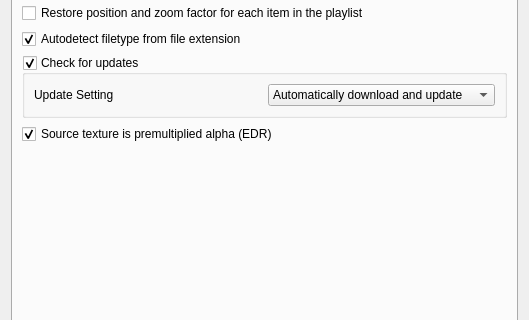
Qt form YUViewLib/ui/settingsDialog.ui (ganhailin/YUView) before a commit; both pictures show x 0 to 529 and y 121 to 441 of the 529 by 652 pixel window.
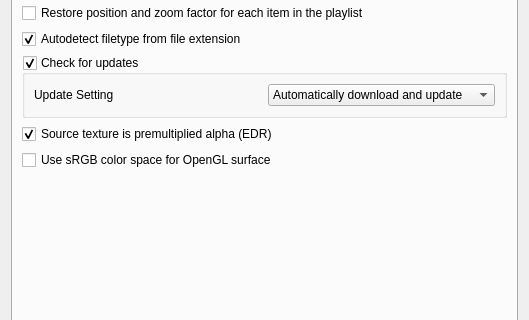
The same form after that commit. Icons and pictures are not drawn. Custom widgets are drawn as their Qt base class.

Commit message: Unify premultiplied alpha handling across platforms, add DXGI premul + Windows color management

```diff
--- a/YUViewLib/ui/settingsDialog.ui
+++ b/YUViewLib/ui/settingsDialog.ui
@@ -153,6 +153,19 @@
          </property>
         </widget>
        </item>
+       <item>
+        <widget class="QCheckBox" name="checkBoxSRGBColorSpace">
+         <property name="toolTip">
+          <string>Set the default OpenGL surface format to sRGB color space. This affects color accuracy for OpenGL rendering. On macOS, this may interact with the NSView backing store color management. Default: enabled. Requires restart to take effect.</string>
+         </property>
+         <property name="text">
+          <string>Use sRGB color space for OpenGL surface</string>
+         </property>
+         <property name="checked">
+          <bool>false</bool>
+         </property>
+        </widget>
+       </item>
        <item>
         <spacer name="verticalSpacerGeneral">
          <property name="orientation">
```
The commit also changes 15 other files.
